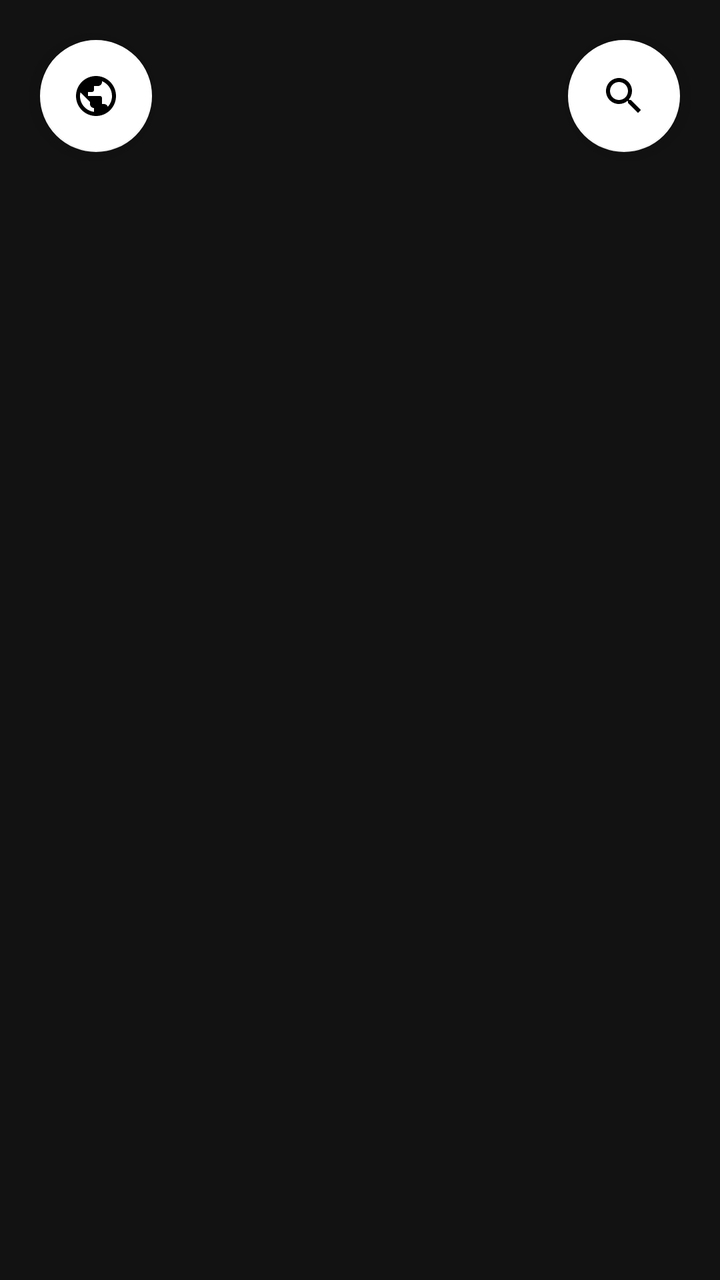
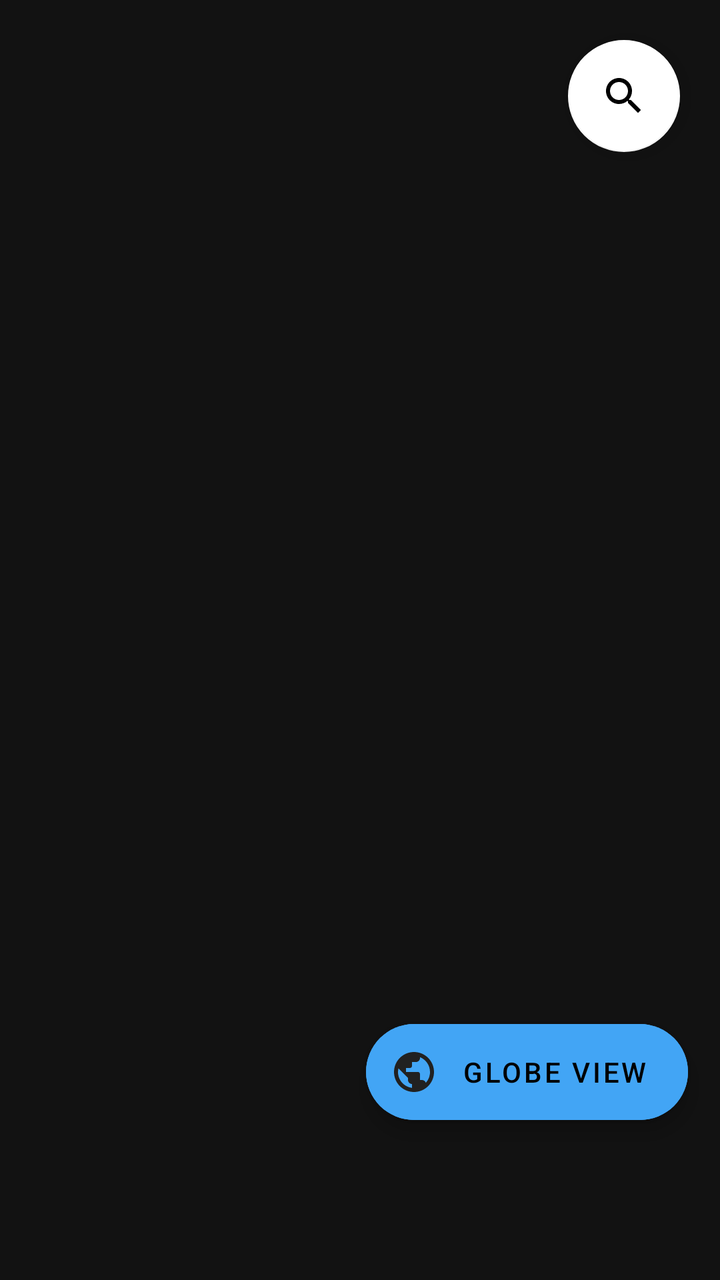

Screens rendered from an Android XML layout before and after an edit, with the pre-edit source and the edit as a unified diff.
<!-- AndroidManifest.xml: application theme AppTheme -->
<!-- res/layout/frag_globe.xml -->
<?xml version="1.0" encoding="utf-8"?>
<RelativeLayout
    xmlns:android="http://schemas.android.com/apk/res/android"
    xmlns:app="http://schemas.android.com/apk/res-auto"
    android:layout_width="match_parent"
    android:layout_height="match_parent">


    <FrameLayout
        android:id="@+id/globe"
        android:layout_width="match_parent"
        android:layout_height="match_parent"
        android:layout_alignParentStart="true"
        android:layout_alignParentEnd="true"
        android:layout_alignParentTop="true"/>

    <com.google.android.material.floatingactionbutton.FloatingActionButton
        android:id="@+id/SearchBtn"
        android:layout_width="wrap_content"
        android:layout_height="wrap_content"
        android:layout_alignParentTop="true"
        android:layout_alignParentEnd="true"
        android:layout_marginStart="20dp"
        android:layout_marginTop="20dp"
        android:layout_marginEnd="20dp"

        android:layout_marginBottom="20dp"
        android:src="@drawable/ic_baseline_search_24"
        app:backgroundTint="@color/white" />
    <com.google.android.material.floatingactionbutton.FloatingActionButton
        android:id="@+id/exploreBtn"
        android:layout_width="wrap_content"
        android:layout_height="wrap_content"
        android:layout_alignParentTop="true"
        android:layout_marginStart="20dp"
        android:layout_marginTop="20dp"
        android:layout_marginEnd="20dp"

        android:layout_marginBottom="20dp"
        android:src="@drawable/satglobe"
        app:backgroundTint="@color/white" />

</RelativeLayout>
<!-- resources referenced by this layout -->
<resources>
  <color name="white">#FFFFFF</color>
  <!-- drawable ic_baseline_search_24 (drawable) -->
  <vector android:height="24dp" android:tint="#FFFFFF"
      android:viewportHeight="24" android:viewportWidth="24"
      android:width="24dp" xmlns:android="http://schemas.android.com/apk/res/android">
      <path android:fillColor="@android:color/white" android:pathData="M15.5,14h-0.79l-0.28,-0.27C15.41,12.59 16,11.11 16,9.5 16,5.91 13.09,3 9.5,3S3,5.91 3,9.5 5.91,16 9.5,16c1.61,0 3.09,-0.59 4.23,-1.57l0.27,0.28v0.79l5,4.99L20.49,19l-4.99,-5zM9.5,14C7.01,14 5,11.99 5,9.5S7.01,5 9.5,5 14,7.01 14,9.5 11.99,14 9.5,14z"/>
  </vector>
  <!-- drawable satglobe (drawable) -->
  <vector xmlns:android="http://schemas.android.com/apk/res/android"
      android:width="24dp"
      android:height="24dp"
      android:viewportWidth="24"
      android:viewportHeight="24"
      android:tint="?attr/colorControlNormal">
    <path
        android:fillColor="@android:color/white"
        android:pathData="M12,2C6.48,2 2,6.48 2,12s4.48,10 10,10 10,-4.48 10,-10S17.52,2 12,2zM11,19.93c-3.95,-0.49 -7,-3.85 -7,-7.93 0,-0.62 0.08,-1.21 0.21,-1.79L9,15v1c0,1.1 0.9,2 2,2v1.93zM17.9,17.39c-0.26,-0.81 -1,-1.39 -1.9,-1.39h-1v-3c0,-0.55 -0.45,-1 -1,-1L8,12v-2h2c0.55,0 1,-0.45 1,-1L11,7h2c1.1,0 2,-0.9 2,-2v-0.41c2.93,1.19 5,4.06 5,7.41 0,2.08 -0.8,3.97 -2.1,5.39z"/>
  </vector>
  <style name="AppTheme" parent="Theme.MaterialComponents">
          
          <item name="windowActionBar">true</item>
          <item name="colorPrimary">#212121</item>
          <item name="colorPrimaryDark">@color/colorPrimaryDark</item>
          <item name="colorAccent">#42A5F5</item>
      </style>
  <color name="colorPrimaryDark">#000000</color>
</resources>

<!-- the commit's change to res/layout/frag_globe.xml (unified diff, before → after) -->
@@ -2,6 +2,7 @@
 <RelativeLayout
     xmlns:android="http://schemas.android.com/apk/res/android"
     xmlns:app="http://schemas.android.com/apk/res-auto"
+    xmlns:tools="http://schemas.android.com/tools"
     android:layout_width="match_parent"
     android:layout_height="match_parent">
 
@@ -26,18 +27,26 @@
 
         android:layout_marginBottom="20dp"
         android:src="@drawable/ic_baseline_search_24"
-        app:backgroundTint="@color/white" />
-    <com.google.android.material.floatingactionbutton.FloatingActionButton
+        app:backgroundTint="@color/white"
+        tools:ignore="RelativeOverlap" />
+
+    <com.google.android.material.floatingactionbutton.ExtendedFloatingActionButton
         android:id="@+id/exploreBtn"
         android:layout_width="wrap_content"
         android:layout_height="wrap_content"
-        android:layout_alignParentTop="true"
-        android:layout_marginStart="20dp"
-        android:layout_marginTop="20dp"
-        android:layout_marginEnd="20dp"
+        android:layout_alignParentEnd="true"
+        android:layout_alignParentBottom="true"
 
-        android:layout_marginBottom="20dp"
-        android:src="@drawable/satglobe"
-        app:backgroundTint="@color/white" />
+        android:layout_marginEnd="16dp"
+        android:layout_marginBottom="80dp"
+
+        android:backgroundTint="@color/colorAccent"
+        android:contentDescription="@string/launch"
+        android:text="@string/globe_view"
+
+        app:backgroundTint="@color/colorAccent"
+        app:icon="@drawable/ic_baseline_public_24"
+        app:iconTint="@color/colorPrimary"
+        app:rippleColor="@color/colorAccent" />
 
 </RelativeLayout>
<!-- resource entries referenced after the edit -->
@@ -1,23 +1,22 @@
 <!-- resources referenced by this layout -->
 <resources>
+  <color name="colorAccent">#42A5F5</color>
+  <color name="colorPrimary">#212121</color>
   <color name="white">#FFFFFF</color>
+  <!-- drawable ic_baseline_public_24 (drawable) -->
+  <vector android:height="24dp" android:tint="#FFFFFF"
+      android:viewportHeight="24" android:viewportWidth="24"
+      android:width="24dp" xmlns:android="http://schemas.android.com/apk/res/android">
+      <path android:fillColor="@android:color/white" android:pathData="M12,2C6.48,2 2,6.48 2,12s4.48,10 10,10 10,-4.48 10,-10S17.52,2 12,2zM11,19.93c-3.95,-0.49 -7,-3.85 -7,-7.93 0,-0.62 0.08,-1.21 0.21,-1.79L9,15v1c0,1.1 0.9,2 2,2v1.93zM17.9,17.39c-0.26,-0.81 -1,-1.39 -1.9,-1.39h-1v-3c0,-0.55 -0.45,-1 -1,-1L8,12v-2h2c0.55,0 1,-0.45 1,-1L11,7h2c1.1,0 2,-0.9 2,-2v-0.41c2.93,1.19 5,4.06 5,7.41 0,2.08 -0.8,3.97 -2.1,5.39z"/>
+  </vector>
   <!-- drawable ic_baseline_search_24 (drawable) -->
   <vector android:height="24dp" android:tint="#FFFFFF"
       android:viewportHeight="24" android:viewportWidth="24"
       android:width="24dp" xmlns:android="http://schemas.android.com/apk/res/android">
       <path android:fillColor="@android:color/white" android:pathData="M15.5,14h-0.79l-0.28,-0.27C15.41,12.59 16,11.11 16,9.5 16,5.91 13.09,3 9.5,3S3,5.91 3,9.5 5.91,16 9.5,16c1.61,0 3.09,-0.59 4.23,-1.57l0.27,0.28v0.79l5,4.99L20.49,19l-4.99,-5zM9.5,14C7.01,14 5,11.99 5,9.5S7.01,5 9.5,5 14,7.01 14,9.5 11.99,14 9.5,14z"/>
   </vector>
-  <!-- drawable satglobe (drawable) -->
-  <vector xmlns:android="http://schemas.android.com/apk/res/android"
-      android:width="24dp"
-      android:height="24dp"
-      android:viewportWidth="24"
-      android:viewportHeight="24"
-      android:tint="?attr/colorControlNormal">
-    <path
-        android:fillColor="@android:color/white"
-        android:pathData="M12,2C6.48,2 2,6.48 2,12s4.48,10 10,10 10,-4.48 10,-10S17.52,2 12,2zM11,19.93c-3.95,-0.49 -7,-3.85 -7,-7.93 0,-0.62 0.08,-1.21 0.21,-1.79L9,15v1c0,1.1 0.9,2 2,2v1.93zM17.9,17.39c-0.26,-0.81 -1,-1.39 -1.9,-1.39h-1v-3c0,-0.55 -0.45,-1 -1,-1L8,12v-2h2c0.55,0 1,-0.45 1,-1L11,7h2c1.1,0 2,-0.9 2,-2v-0.41c2.93,1.19 5,4.06 5,7.41 0,2.08 -0.8,3.97 -2.1,5.39z"/>
-  </vector>
+  <string name="globe_view">Globe View</string>
+  <string name="launch">launch</string>
   <style name="AppTheme" parent="Theme.MaterialComponents">
           
           <item name="windowActionBar">true</item>
